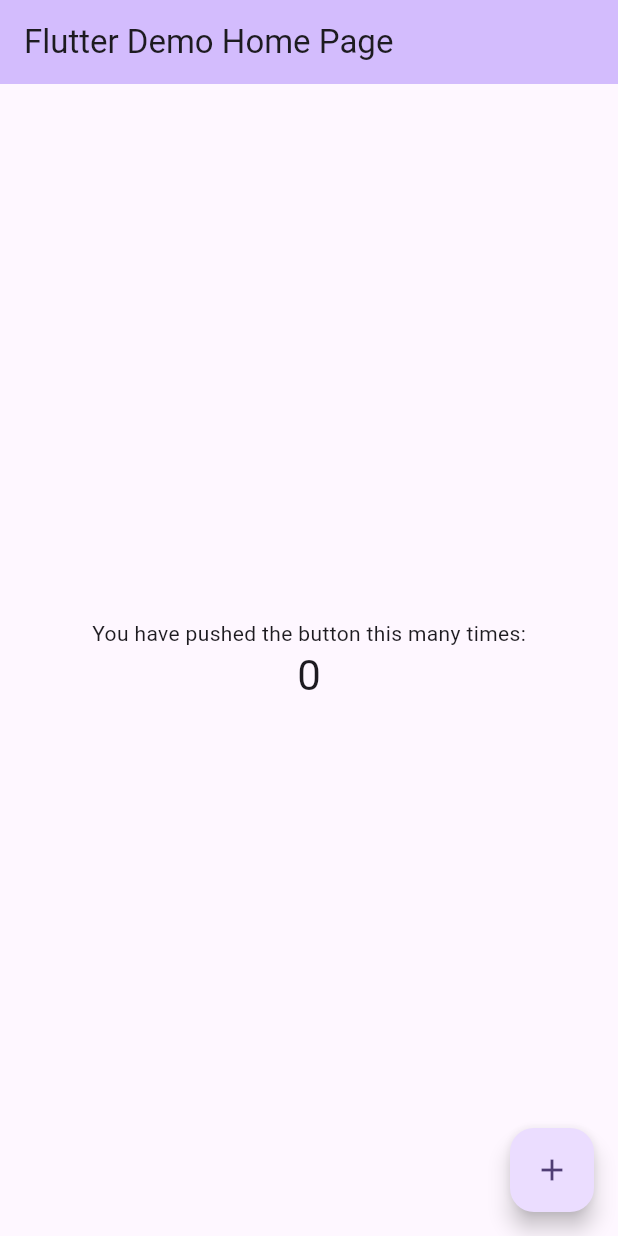
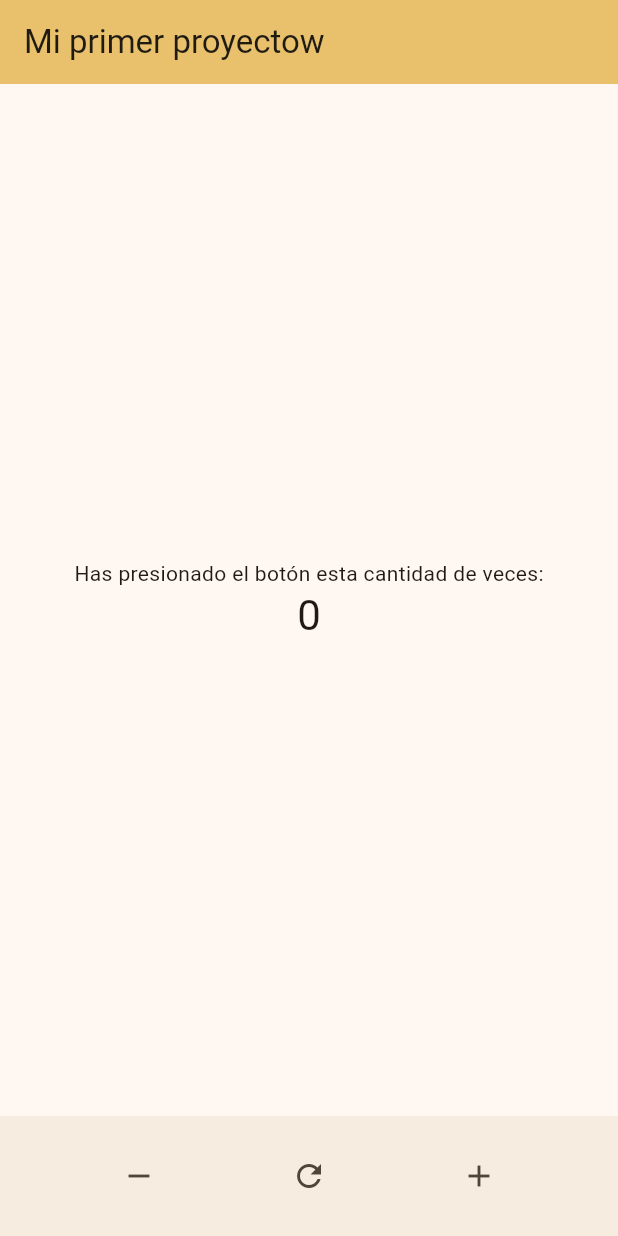
Before and after one commit to Juan-Rabay/3479A321_2020479040, a Flutter app: the screen it shows after launch, on a phone screen of 412 x 824 dp. Run offline on Flutter 3.47's test engine with Material 3 defaults, Android fonts, the phone set to English and light mode, and no system bars.

Commit message:
Lab3 Resuelto

```diff
--- a/lib/main.dart
+++ b/lib/main.dart
@@ -7,46 +7,21 @@ void main() {
 class MyApp extends StatelessWidget {
   const MyApp({super.key});
 
-  // This widget is the root of your application.
   @override
   Widget build(BuildContext context) {
     return MaterialApp(
-      title: 'Flutter Demo',
+      title: 'Demo Flutter',
       theme: ThemeData(
-        // This is the theme of your application.
-        //
-        // TRY THIS: Try running your application with "flutter run". You'll see
-        // the application has a purple toolbar. Then, without quitting the app,
-        // try changing the seedColor in the colorScheme below to Colors.green
-        // and then invoke "hot reload" (save your changes or press the "hot
-        // reload" button in a Flutter-supported IDE, or press "r" if you used
-        // the command line to start the app).
-        //
-        // Notice that the counter didn't reset back to zero; the application
-        // state is not lost during the reload. To reset the state, use hot
-        // restart instead.
-        //
-        // This works for code too, not just values: Most code changes can be
-        // tested with just a hot reload.
-        colorScheme: ColorScheme.fromSeed(seedColor: Colors.deepPurple),
+        colorScheme: ColorScheme.fromSeed(seedColor: Colors.amber),
         useMaterial3: true,
       ),
-      home: const MyHomePage(title: 'Flutter Demo Home Page'),
+      home: const MyHomePage(title: 'Mi primer proyectow'),
     );
   }
 }
 
 class MyHomePage extends StatefulWidget {
   const MyHomePage({super.key, required this.title});
-
-  // This widget is the home page of your application. It is stateful, meaning
-  // that it has a State object (defined below) that contains fields that affect
-  // how it looks.
-
-  // This class is the configuration for the state. It holds the values (in this
-  // case the title) provided by the parent (in this case the App widget) and
-  // used by the build method of the State. Fields in a Widget subclass are
-  // always marked "final".
 
   final String title;
 
@@ -59,55 +34,64 @@ class _MyHomePageState extends State<MyHomePage> {
 
   void _incrementCounter() {
     setState(() {
-      // This call to setState tells the Flutter framework that something has
-      // changed in this State, which causes it to rerun the build method below
-      // so that the display can reflect the updated values. If we changed
-      // _counter without calling setState(), then the build method would not be
-      // called again, and so nothing would appear to happen.
       _counter++;
     });
   }
 
+  void _decrementCounter() {
+    setState(() {
+      if (_counter > 0) _counter--;
+    });
+  }
+
+  void _resetCounter() {
+    setState(() {
+      _counter = 0;
+    });
+  }
+
+  Widget buildBottomNavigationBar() {
+    return BottomAppBar(
+      shape: const CircularNotchedRectangle(),
+      notchMargin: 8.0,
+      child: Padding(
+        padding: const EdgeInsets.symmetric(horizontal: 20.0),
+        child: Row(
+          mainAxisAlignment: MainAxisAlignment.spaceAround,
+          children: <Widget>[
+            IconButton(
+              onPressed: _decrementCounter,
+              icon: const Icon(Icons.remove),
+              tooltip: 'Restar',
+            ),
+            IconButton(
+              onPressed: _resetCounter,
+              icon: const Icon(Icons.refresh),
+              tooltip: 'Reiniciar',
+            ),
+            IconButton(
+              onPressed: _incrementCounter,
+              icon: const Icon(Icons.add),
+              tooltip: 'Sumar',
+            ),
+          ],
+        ),
+      ),
+    );
+  }
+
   @override
   Widget build(BuildContext context) {
-    // This method is rerun every time setState is called, for instance as done
-    // by the _incrementCounter method above.
-    //
-    // The Flutter framework has been optimized to make rerunning build methods
-    // fast, so that you can just rebuild anything that needs updating rather
-    // than having to individually change instances of widgets.
     return Scaffold(
       appBar: AppBar(
-        // TRY THIS: Try changing the color here to a specific color (to
-        // Colors.amber, perhaps?) and trigger a hot reload to see the AppBar
-        // change color while the other colors stay the same.
         backgroundColor: Theme.of(context).colorScheme.inversePrimary,
-        // Here we take the value from the MyHomePage object that was created by
-        // the App.build method, and use it to set our appbar title.
         title: Text(widget.title),
       ),
       body: Center(
-        // Center is a layout widget. It takes a single child and positions it
-        // in the middle of the parent.
         child: Column(
-          // Column is also a layout widget. It takes a list of children and
-          // arranges them vertically. By default, it sizes itself to fit its
-          // children horizontally, and tries to be as tall as its parent.
-          //
-          // Column has various properties to control how it sizes itself and
-          // how it positions its children. Here we use mainAxisAlignment to
-          // center the children vertically; the main axis here is the vertical
-          // axis because Columns are vertical (the cross axis would be
-          // horizontal).
-          //
-          // TRY THIS: Invoke "debug painting" (choose the "Toggle Debug Paint"
-          // action in the IDE, or press "p" in the console), to see the
-          // wireframe for each widget.
           mainAxisAlignment: MainAxisAlignment.center,
           children: <Widget>[
-            const Text(
-              'You have pushed the button this many times:',
-            ),
+            const Text('Has presionado el botón esta cantidad de veces:'),
             Text(
               '$_counter',
               style: Theme.of(context).textTheme.headlineMedium,
@@ -115,11 +99,7 @@ class _MyHomePageState extends State<MyHomePage> {
           ],
         ),
       ),
-      floatingActionButton: FloatingActionButton(
-        onPressed: _incrementCounter,
-        tooltip: 'Increment',
-        child: const Icon(Icons.add),
-      ), // This trailing comma makes auto-formatting nicer for build methods.
+      bottomNavigationBar: buildBottomNavigationBar(),
     );
   }
 }
```
Also changed, not shown: 1 other file.
